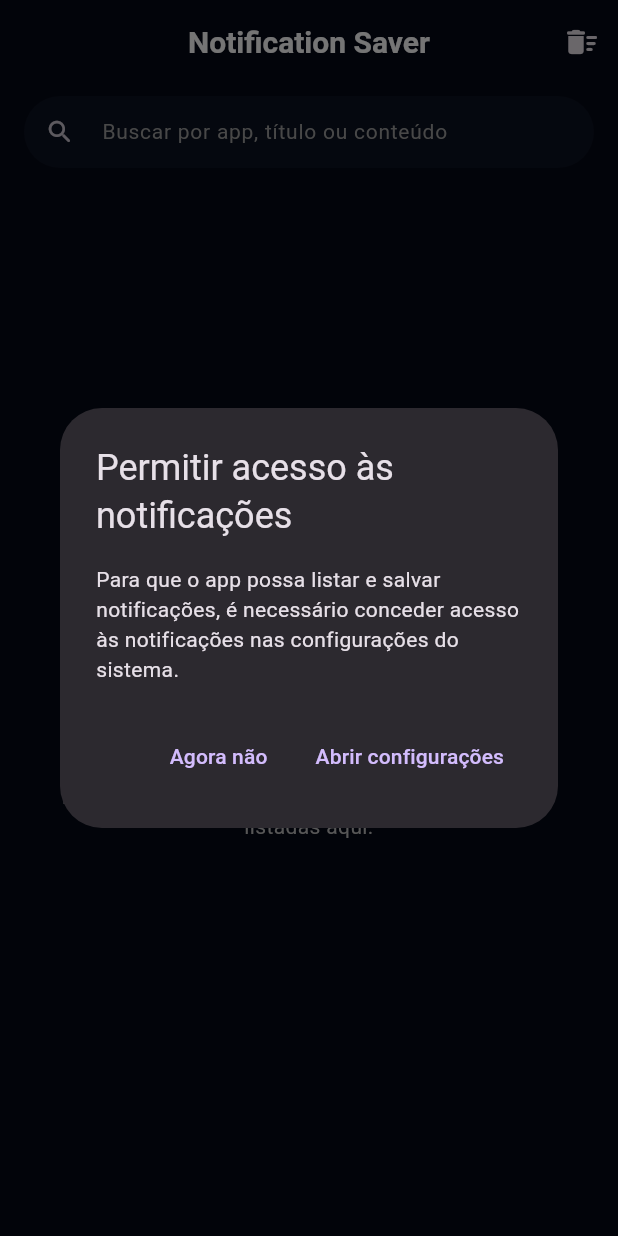
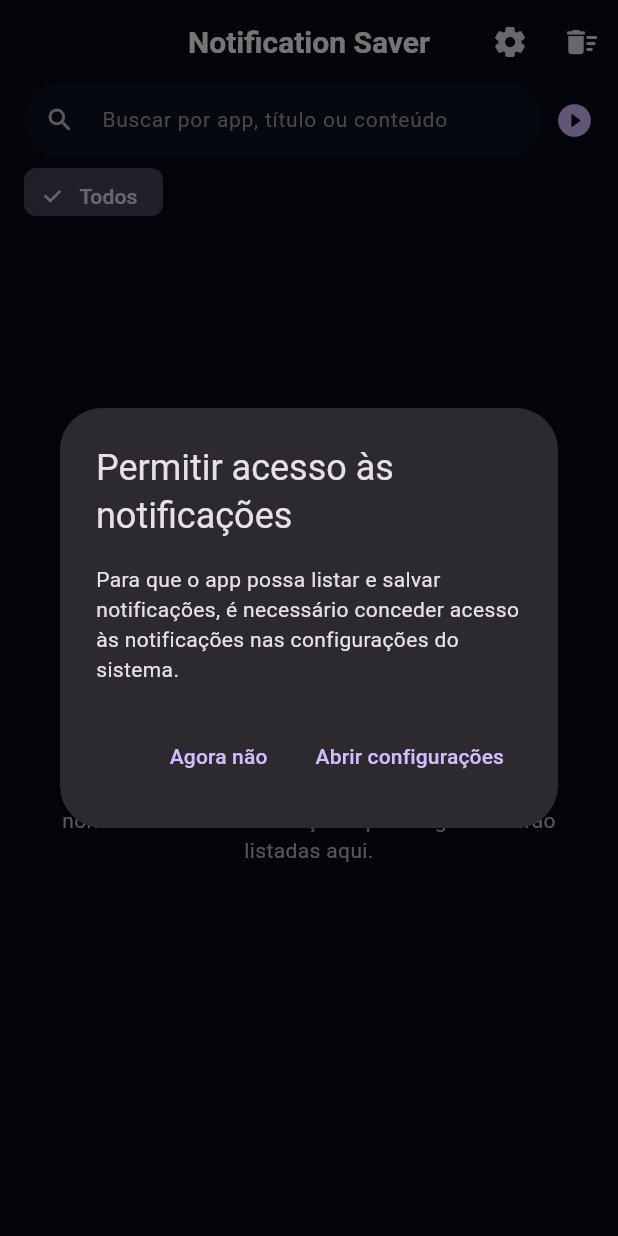
Before and after one commit to diogo0587/myapp, a Flutter app: the screen it shows after launch, on a phone screen of 412 x 824 dp. Run offline on Flutter 3.47's test engine with Material 3 defaults, Android fonts, the phone set to English and light mode, and no system bars; our stand-ins replace shared_preferences.

Commit message:
feat: implement app filtering, capture toggle with persistence, and export/copy actions; add settings access in UI
Co-authored-by: Genie <genie@cosine.sh>

```diff
--- a/lib/main.dart
+++ b/lib/main.dart
@@ -52,24 +52,55 @@ class NotificationModel {
 class NotificationProvider with ChangeNotifier {
   List<NotificationModel> _notifications = [];
   String _searchQuery = '';
+  String _appFilter = '';
+  bool _captureEnabled = true;
 
   List<NotificationModel> get notifications {
-    if (_searchQuery.isEmpty) {
-      return _notifications;
+    Iterable<NotificationModel> list = _notifications;
+
+    if (_appFilter.isNotEmpty) {
+      list = list.where(
+        (n) => n.appName.toLowerCase() == _appFilter.toLowerCase(),
+      );
     }
-    return _notifications
-        .where((n) =>
+
+    if (_searchQuery.isNotEmpty) {
+      list = list.where(
+        (n) =>
             n.title.toLowerCase().contains(_searchQuery.toLowerCase()) ||
             n.body.toLowerCase().contains(_searchQuery.toLowerCase()) ||
-            n.appName.toLowerCase().contains(_searchQuery.toLowerCase()))
-        .toList();
+            n.appName.toLowerCase().contains(_searchQuery.toLowerCase()),
+      );
     }
 
+    return list.toList();
+  }
+
+  List<String> get appNames {
+    final set = <String>{};
+    for (final n in _notifications) {
+      if (n.appName.isNotEmpty) {
+        set.add(n.appName);
+      }
+    }
+    final list = set.toList()..sort((a, b) => a.toLowerCase().compareTo(b.toLowerCase()));
+    return list;
+  }
+
+  String get appFilter => _appFilter;
+  bool get captureEnabled => _captureEnabled;
+
   NotificationProvider() {
+    _loadState();
+  }
+
+  void _loadState() {
     loadNotifications();
+    _loadCaptureEnabled();
   }
 
   void addNotification(NotificationModel notification) {
+    if (!_captureEnabled) return;
     _notifications.insert(0, notification);
     saveNotifications();
     notifyListeners();
@@ -93,19 +124,40 @@ class NotificationProvider with ChangeNotifier {
     notifyListeners();
   }
 
-  void saveNotifications() async {
+  void setAppFilter(String appName) {
+    _appFilter = appName;
+    notifyListeners();
+  }
+
+  Future<void> setCaptureEnabled(bool enabled) async {
+    _captureEnabled = enabled;
+    notifyListeners();
     final prefs = await SharedPreferences.getInstance();
-    final notificationsList = _notifications.map((n) => json.encode(n.toMap())).toList();
+    await prefs.setBool('captureEnabled', enabled);
+  }
+
+  Future<void> saveNotifications() async {
+    final prefs = await SharedPreferences.getInstance();
+    final notificationsList =
+        _notifications.map((n) => json.encode(n.toMap())).toList();
     await prefs.setStringList('notifications', notificationsList);
   }
 
-  void loadNotifications() async {
+  Future<void> loadNotifications() async {
     final prefs = await SharedPreferences.getInstance();
     final notificationsList = prefs.getStringList('notifications');
     if (notificationsList != null) {
-      _notifications = notificationsList.map((n) => NotificationModel.fromMap(json.decode(n))).toList();
+      _notifications = notificationsList
+          .map((n) => NotificationModel.fromMap(json.decode(n)))
+          .toList();
       notifyListeners();
     }
+  }
+
+  Future<void> _loadCaptureEnabled() async {
+    final prefs = await SharedPreferences.getInstance();
+    _captureEnabled = prefs.getBool('captureEnabled') ?? true;
+    notifyListeners();
   }
 }
 
@@ -254,10 +306,25 @@ class _NotificationListScreenState extends State<NotificationListScreen> {
     final theme = Theme.of(context);
     final colorScheme = theme.colorScheme;
 
+    final apps = provider.appNames;
+    final appFilter = provider.appFilter;
+    final captureEnabled = provider.captureEnabled;
+
     return Scaffold(
       appBar: AppBar(
         title: const Text('Notification Saver'),
         actions: [
+          IconButton(
+            icon: const Icon(Icons.settings_rounded),
+            tooltip: 'Configurações',
+            onPressed: () {
+              Navigator.of(context).push(
+                MaterialPageRoute(
+                  builder: (_) => const SettingsScreen(),
+                ),
+              );
+            },
+          ),
           IconButton(
             icon: const Icon(Icons.delete_sweep_rounded),
             tooltip: 'Limpar todas',
@@ -292,10 +359,12 @@ class _NotificationListScreenState extends State<NotificationListScreen> {
           )
         ],
         bottom: PreferredSize(
-          preferredSize: const Size.fromHeight(kToolbarHeight + 12),
+          preferredSize: const Size.fromHeight(kToolbarHeight + 44),
           child: Padding(
             padding: const EdgeInsets.fromLTRB(16, 0, 16, 12),
-            child: Row(
+            child: Column(
+              children: [
+                Row(
                   children: [
                     Expanded(
                       child: TextField(
@@ -308,6 +377,40 @@ class _NotificationListScreenState extends State<NotificationListScreen> {
                           prefixIcon: Icon(Icons.search_rounded, size: 20),
                           contentPadding: EdgeInsets.symmetric(horizontal: 12, vertical: 0),
                         ),
+                      ),
+                    ),
+                    const SizedBox(width: 8),
+                    Icon(
+                      captureEnabled ? Icons.play_circle_fill_rounded : Icons.pause_circle_filled_rounded,
+                      color: captureEnabled ? colorScheme.primary : Colors.grey.shade500,
+                      size: 26,
+                    ),
+                  ],
+                ),
+                const SizedBox(height: 8),
+                SizedBox(
+                  height: 32,
+                  child: ListView(
+                    scrollDirection: Axis.horizontal,
+                    children: [
+                      FilterChip(
+                        label: const Text('Todos'),
+                        selected: appFilter.isEmpty,
+                        onSelected: (_) => provider.setAppFilter(''),
+                      ),
+                      for (final appName in apps)
+                        Padding(
+                          padding: const EdgeInsets.only(left: 6),
+                          child: FilterChip(
+                            label: Text(
+                              appName,
+                              overflow: TextOverflow.ellipsis,
+                            ),
+                            selected: appFilter.toLowerCase() == appName.toLowerCase(),
+                            onSelected: (_) => provider.setAppFilter(appName),
+                          ),
+                        ),
+                    ],
                   ),
                 ),
               ],
@@ -522,6 +625,36 @@ class NotificationDetailScreen extends StatelessWidget {
     return Scaffold(
       appBar: AppBar(
         title: Text(notification.appName),
+        actions: [
+          IconButton(
+            icon: const Icon(Icons.cloud_upload_outlined),
+            tooltip: 'Exportar JSON (para automações/Notion)',
+            onPressed: () {
+              final jsonPayload = json.encode(notification.toMap());
+              Clipboard.setData(ClipboardData(text: jsonPayload));
+              ScaffoldMessenger.of(context).showSnackBar(
+                const SnackBar(
+                  content: Text('JSON copiado. Use em automações ou APIs (ex.: Notion).'),
+                ),
+              );
+            },
+          ),
+          IconButton(
+            icon: const Icon(Icons.copy_rounded),
+            tooltip: 'Copiar texto',
+            onPressed: () {
+              final text = [
+                if (ts.isNotEmpty) ts,
+                if (notification.title.isNotEmpty) notification.title,
+                if (notification.body.isNotEmpty) notification.body,
+              ].join('\n\n');
+              Clipboard.setData(ClipboardData(text: text));
+              ScaffoldMessenger.of(context).showSnackBar(
+                const SnackBar(content: Text('Texto da notificação copiado')),
+              );
+            },
+          ),
+        ],
       ),
       body: Container(
         decoration: const BoxDecoration(
```
Lines whose indentation alone changed are shown as unchanged.
